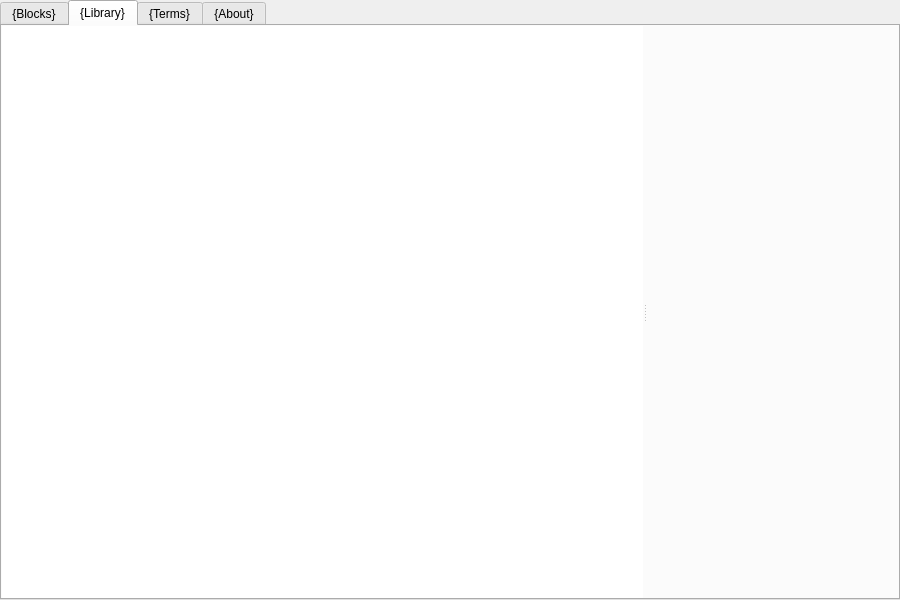
Above: Unicodia/FmMain.ui from Mercury13/unicodia before the change. Below: the same form after it.
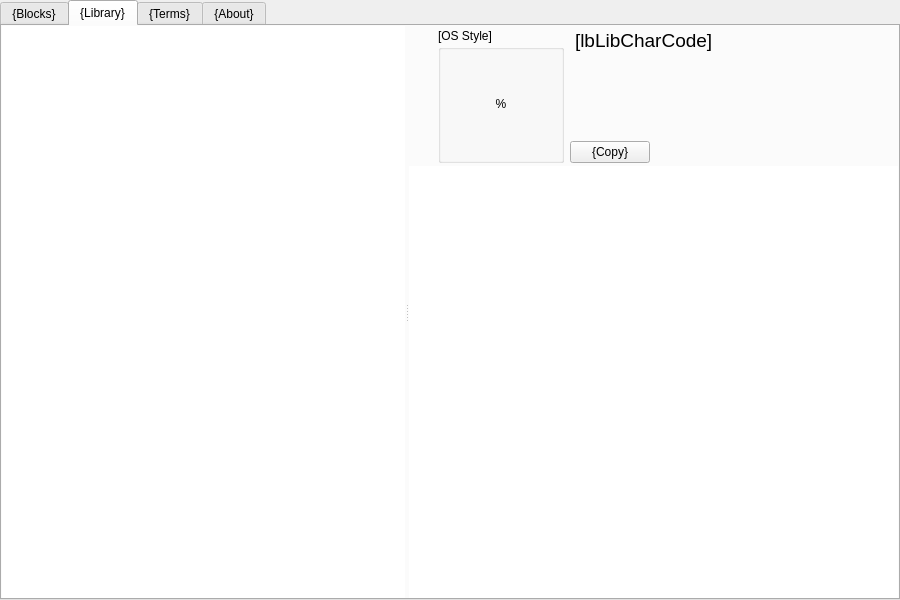
That is the form after the change. Icons and pictures are not drawn. Custom widgets are drawn as their Qt base class.

Diff of the .ui file:
```diff
--- a/Unicodia/FmMain.ui
+++ b/Unicodia/FmMain.ui
@@ -505,7 +505,218 @@
             <bool>false</bool>
            </attribute>
           </widget>
-          <widget class="QWidget" name="widget_3" native="true"/>
+          <widget class="QWidget" name="widget_3" native="true">
+           <layout class="QVBoxLayout" name="verticalLayout_12" stretch="0,2">
+            <property name="spacing">
+             <number>0</number>
+            </property>
+            <property name="leftMargin">
+             <number>0</number>
+            </property>
+            <property name="topMargin">
+             <number>0</number>
+            </property>
+            <property name="rightMargin">
+             <number>0</number>
+            </property>
+            <property name="bottomMargin">
+             <number>0</number>
+            </property>
+            <item>
+             <widget class="QWidget" name="widget_5" native="true">
+              <layout class="QHBoxLayout" name="horizontalLayout_2" stretch="0,0,1">
+               <property name="spacing">
+                <number>6</number>
+               </property>
+               <property name="leftMargin">
+                <number>3</number>
+               </property>
+               <property name="topMargin">
+                <number>3</number>
+               </property>
+               <property name="rightMargin">
+                <number>0</number>
+               </property>
+               <property name="bottomMargin">
+                <number>3</number>
+               </property>
+               <item>
+                <widget class="WiSample" name="wiLibSample" native="true">
+                 <property name="minimumSize">
+                  <size>
+                   <width>20</width>
+                   <height>0</height>
+                  </size>
+                 </property>
+                </widget>
+               </item>
+               <item>
+                <layout class="QVBoxLayout" name="layOs_2" stretch="0,1">
+                 <property name="spacing">
+                  <number>1</number>
+                 </property>
+                 <item>
+                  <widget class="QLabel" name="lbLibOsTitle">
+                   <property name="text">
+                    <string notr="true">[OS Style]</string>
+                   </property>
+                  </widget>
+                 </item>
+                 <item>
+                  <widget class="QGroupBox" name="grpOs_2">
+                   <layout class="QHBoxLayout" name="horizontalLayout_11">
+                    <property name="spacing">
+                     <number>0</number>
+                    </property>
+                    <property name="leftMargin">
+                     <number>0</number>
+                    </property>
+                    <property name="topMargin">
+                     <number>0</number>
+                    </property>
+                    <property name="rightMargin">
+                     <number>0</number>
+                    </property>
+                    <property name="bottomMargin">
+                     <number>2</number>
+                    </property>
+                    <item>
+                     <widget class="QLabel" name="lbLibOs">
+                      <property name="minimumSize">
+                       <size>
+                        <width>120</width>
+                        <height>108</height>
+                       </size>
+                      </property>
+                      <property name="text">
+                       <string notr="true">%</string>
+                      </property>
+                      <property name="alignment">
+                       <set>Qt::AlignCenter</set>
+                      </property>
+                     </widget>
+                    </item>
+                   </layout>
+                  </widget>
+                 </item>
+                </layout>
+               </item>
+               <item>
+                <widget class="QWidget" name="widget_4" native="true">
+                 <layout class="QVBoxLayout" name="verticalLayout_6">
+                  <property name="spacing">
+                   <number>2</number>
+                  </property>
+                  <property name="leftMargin">
+                   <number>0</number>
+                  </property>
+                  <property name="topMargin">
+                   <number>0</number>
+                  </property>
+                  <property name="rightMargin">
+                   <number>0</number>
+                  </property>
+                  <property name="bottomMargin">
+                   <number>0</number>
+                  </property>
+                  <item>
+                   <layout class="QHBoxLayout" name="horizontalLayout_12">
+                    <item>
+                     <widget class="QLabel" name="lbLibCharCode">
+                      <property name="font">
+                       <font>
+                        <pointsize>14</pointsize>
+                        <stylestrategy>PreferAntialias</stylestrategy>
+                       </font>
+                      </property>
+                      <property name="cursor">
+                       <cursorShape>IBeamCursor</cursorShape>
+                      </property>
+                      <property name="mouseTracking">
+                       <bool>true</bool>
+                      </property>
+                      <property name="styleSheet">
+                       <string notr="true">padding-right: 1px;
+padding-bottom: 1px;</string>
+                      </property>
+                      <property name="text">
+                       <string notr="true">[lbLibCharCode]</string>
+                      </property>
+                      <property name="textInteractionFlags">
+                       <set>Qt::LinksAccessibleByMouse|Qt::TextSelectableByMouse</set>
+                      </property>
+                     </widget>
+                    </item>
+                    <item>
+                     <spacer name="horizontalSpacer_5">
+                      <property name="orientation">
+                       <enum>Qt::Horizontal</enum>
+                      </property>
+                      <property name="sizeHint" stdset="0">
+                       <size>
+                        <width>1</width>
+                        <height>5</height>
+                       </size>
+                      </property>
+                     </spacer>
+                    </item>
+                   </layout>
+                  </item>
+                  <item>
+                   <spacer name="verticalSpacer_4">
+                    <property name="orientation">
+                     <enum>Qt::Vertical</enum>
+                    </property>
+                    <property name="sizeHint" stdset="0">
+                     <size>
+                      <width>20</width>
+                      <height>5</height>
+                     </size>
+                    </property>
+                   </spacer>
+                  </item>
+                  <item>
+                   <layout class="QHBoxLayout" name="horizontalLayout_13">
+                    <item>
+                     <widget class="QPushButton" name="btLibCopy">
+                      <property name="text">
+                       <string>{Copy}</string>
+                      </property>
+                     </widget>
+                    </item>
+                    <item>
+                     <spacer name="horizontalSpacer_6">
+                      <property name="orientation">
+                       <enum>Qt::Horizontal</enum>
+                      </property>
+                      <property name="sizeHint" stdset="0">
+                       <size>
+                        <width>40</width>
+                        <height>20</height>
+                       </size>
+                      </property>
+                     </spacer>
+                    </item>
+                   </layout>
+                  </item>
+                 </layout>
+                </widget>
+               </item>
+              </layout>
+             </widget>
+            </item>
+            <item>
+             <widget class="QTextBrowser" name="vwLibInfo">
+              <property name="frameShape">
+               <enum>QFrame::NoFrame</enum>
+              </property>
+              <property name="openLinks">
+               <bool>false</bool>
+              </property>
+             </widget>
+            </item>
+           </layout>
+          </widget>
          </widget>
         </item>
        </layout>
```
